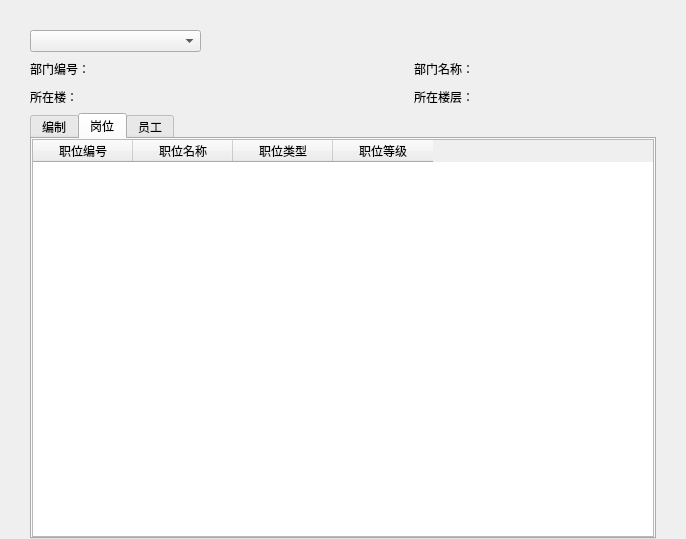
Faran-sward/EmployeeSystem, file 王景岳/project/EmployeeSystem/subpage/dept_pos.ui: the form before one commit.
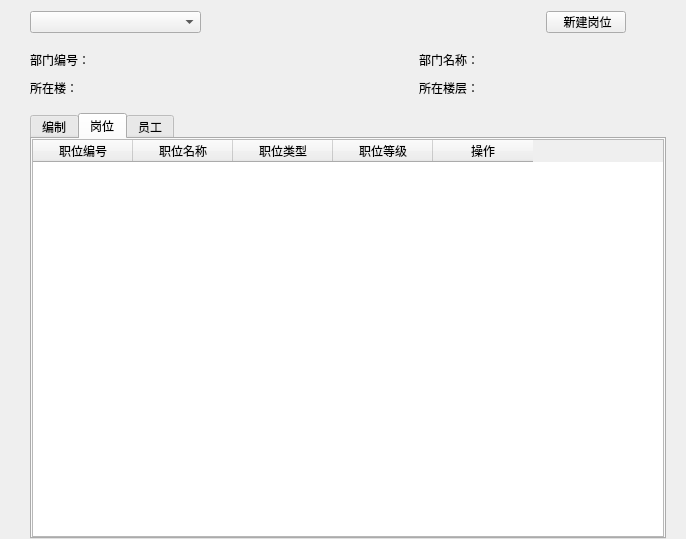
The form after the commit. The open tabs and pages were chosen to show the change.

Diff of the .ui file:
```diff
--- a/王景岳/project/EmployeeSystem/subpage/dept_pos.ui
+++ b/王景岳/project/EmployeeSystem/subpage/dept_pos.ui
@@ -13,7 +13,10 @@
   <property name="windowTitle">
    <string>Form</string>
   </property>
-  <layout class="QVBoxLayout" name="verticalLayout_2">
+  <layout class="QVBoxLayout" name="verticalLayout">
+   <property name="spacing">
+    <number>15</number>
+   </property>
    <property name="leftMargin">
     <number>30</number>
    </property>
@@ -21,24 +24,41 @@
     <number>10</number>
    </property>
    <property name="rightMargin">
-    <number>30</number>
+    <number>20</number>
    </property>
    <property name="bottomMargin">
     <number>0</number>
    </property>
    <item>
-    <spacer name="horizontalSpacer_3">
-     <property name="orientation">
-      <enum>Qt::Horizontal</enum>
+    <widget class="QWidget" name="widget_2" native="true">
+     <property name="minimumSize">
+      <size>
+       <width>0</width>
+       <height>24</height>
+      </size>
      </property>
-     <property name="sizeHint" stdset="0">
+     <property name="maximumSize">
       <size>
-       <width>623</width>
-       <height>20</height>
+       <width>16777215</width>
+       <height>24</height>
       </size>
      </property>
-    </spacer>
-   </item>
+     <layout class="QHBoxLayout" name="horizontalLayout_4">
+      <property name="spacing">
+       <number>0</number>
+      </property>
+      <property name="leftMargin">
+       <number>0</number>
+      </property>
+      <property name="topMargin">
+       <number>0</number>
+      </property>
+      <property name="rightMargin">
+       <number>0</number>
+      </property>
+      <property name="bottomMargin">
+       <number>0</number>
+      </property>
    <item>
     <widget class="QComboBox" name="comboBox">
      <property name="sizePolicy">
@@ -56,6 +76,69 @@
     </widget>
    </item>
    <item>
+       <spacer name="horizontalSpacer_3">
+        <property name="orientation">
+         <enum>Qt::Horizontal</enum>
+        </property>
+        <property name="sizeType">
+         <enum>QSizePolicy::Expanding</enum>
+        </property>
+        <property name="sizeHint" stdset="0">
+         <size>
+          <width>339</width>
+          <height>20</height>
+         </size>
+        </property>
+       </spacer>
+      </item>
+      <item>
+       <widget class="QPushButton" name="addButton">
+        <property name="sizePolicy">
+         <sizepolicy hsizetype="Fixed" vsizetype="Expanding">
+          <horstretch>0</horstretch>
+          <verstretch>0</verstretch>
+         </sizepolicy>
+        </property>
+        <property name="minimumSize">
+         <size>
+          <width>80</width>
+          <height>22</height>
+         </size>
+        </property>
+        <property name="maximumSize">
+         <size>
+          <width>80</width>
+          <height>22</height>
+         </size>
+        </property>
+        <property name="styleSheet">
+         <string notr="true"/>
+        </property>
+        <property name="text">
+         <string> 新建岗位</string>
+        </property>
+       </widget>
+      </item>
+      <item>
+       <spacer name="horizontalSpacer_6">
+        <property name="orientation">
+         <enum>Qt::Horizontal</enum>
+        </property>
+        <property name="sizeType">
+         <enum>QSizePolicy::Fixed</enum>
+        </property>
+        <property name="sizeHint" stdset="0">
+         <size>
+          <width>40</width>
+          <height>20</height>
+         </size>
+        </property>
+       </spacer>
+      </item>
+     </layout>
+    </widget>
+   </item>
+   <item>
     <widget class="QWidget" name="widget" native="true">
      <layout class="QGridLayout" name="gridLayout">
       <property name="leftMargin">
@@ -292,6 +375,11 @@
            <string>职位等级</string>
           </property>
          </column>
+         <column>
+          <property name="text">
+           <string>操作</string>
+          </property>
+         </column>
         </widget>
        </item>
       </layout>
```
Lines whose indentation alone changed are shown as unchanged.
